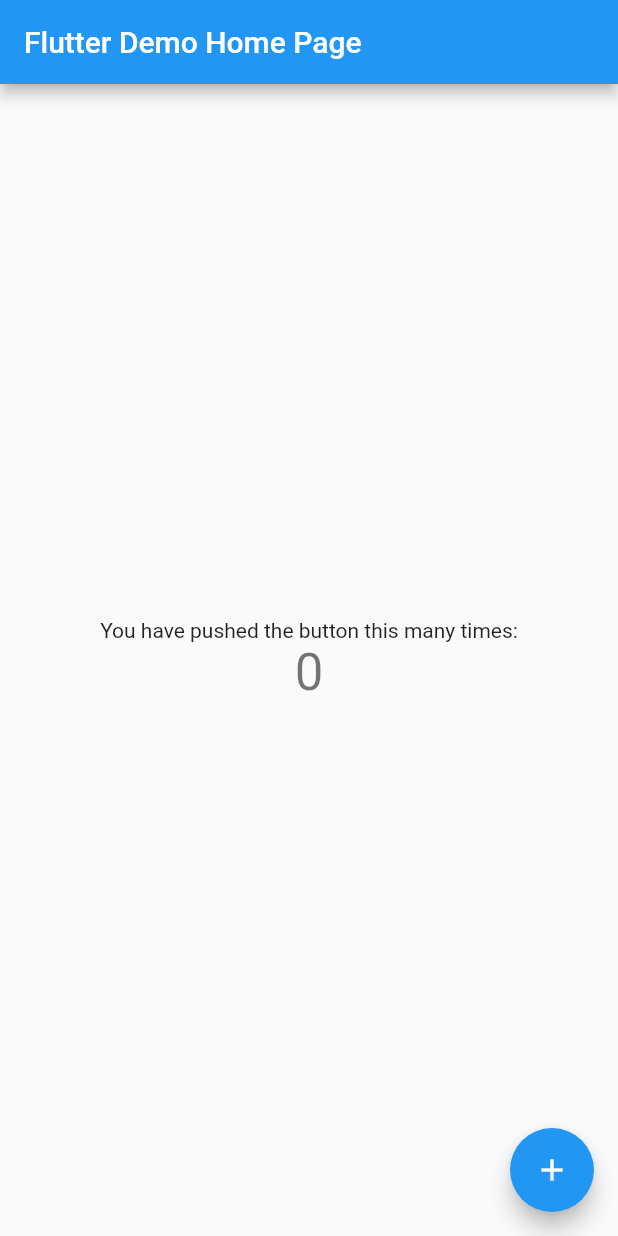
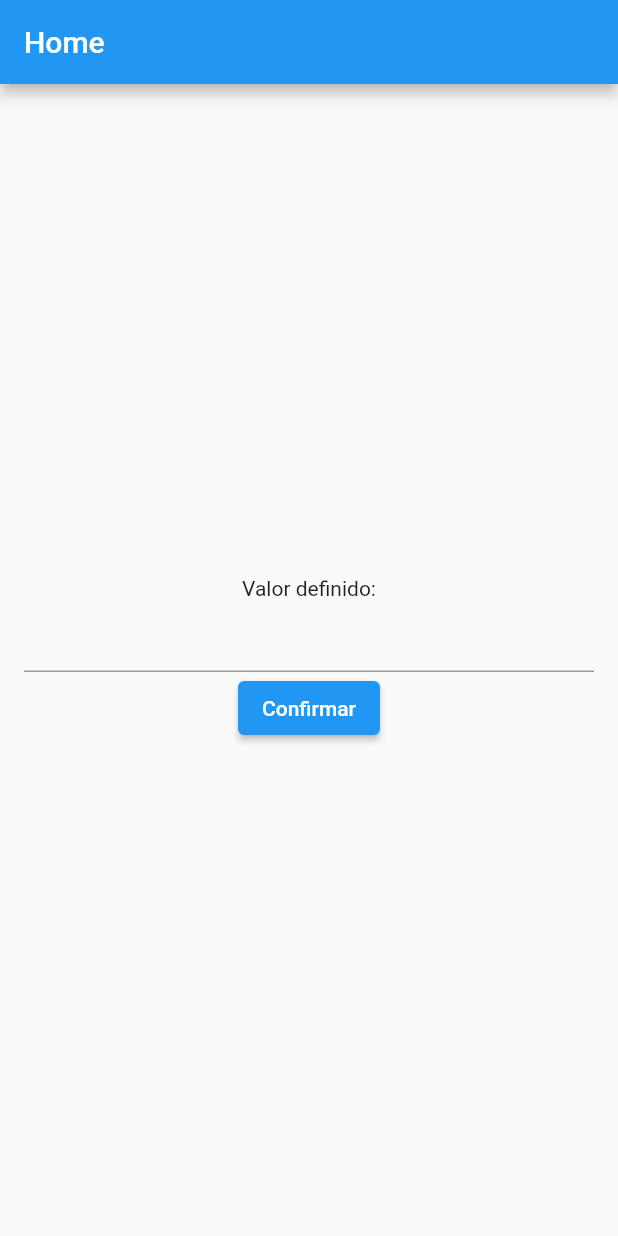
Before and after one commit to jsaintz/getx_example, a Flutter app: the screen it shows after launch, on a phone screen of 412 x 824 dp. Run offline on Flutter 3.47's test engine with Material 2 defaults, Android fonts, the phone set to English and light mode, and no system bars; our stand-ins replace get.

```diff
--- /dev/null
+++ b/lib/controller/value_controller.dart
@@ -0,0 +1,18 @@
+import 'package:get/state_manager.dart';
+
+class ValueController extends GetxController {
+  String defineValue = '';
+  bool isLoading = false;
+
+  Future<void> setValue(String value) async {
+    isLoading = true;
+    update();
+
+    await Future.delayed(const Duration(seconds: 2));
+
+    defineValue = value;
+
+    isLoading = false;
+    update();
+  }
+}
--- a/lib/main.dart
+++ b/lib/main.dart
@@ -1,4 +1,5 @@
 import 'package:flutter/material.dart';
+import 'package:getx_example/pages/home_page.dart';
 
 void main() {
   runApp(const MyApp());
@@ -14,54 +15,7 @@ class MyApp extends StatelessWidget {
       theme: ThemeData(
         primarySwatch: Colors.blue,
       ),
-      home: const MyHomePage(title: 'Flutter Demo Home Page'),
+      home: HomePage(),
     );
   }
 }
-
-class MyHomePage extends StatefulWidget {
-  const MyHomePage({super.key, required this.title});
-
-  final String title;
-
-  @override
-  State<MyHomePage> createState() => _MyHomePageState();
-}
-
-class _MyHomePageState extends State<MyHomePage> {
-  int _counter = 0;
-
-  void _incrementCounter() {
-    setState(() {
-      _counter++;
-    });
-  }
-
-  @override
-  Widget build(BuildContext context) {
-    return Scaffold(
-      appBar: AppBar(
-        title: Text(widget.title),
-      ),
-      body: Center(
-        child: Column(
-          mainAxisAlignment: MainAxisAlignment.center,
-          children: <Widget>[
-            const Text(
-              'You have pushed the button this many times:',
-            ),
-            Text(
-              '$_counter',
-              style: Theme.of(context).textTheme.headline4,
-            ),
-          ],
-        ),
-      ),
-      floatingActionButton: FloatingActionButton(
-        onPressed: _incrementCounter,
-        tooltip: 'Increment',
-        child: const Icon(Icons.add),
-      ),
-    );
-  }
-}
--- /dev/null
+++ b/lib/pages/home_page.dart
@@ -0,0 +1,56 @@
+import 'dart:developer';
+
+import 'package:flutter/material.dart';
+import 'package:get/get.dart';
+import 'package:getx_example/controller/value_controller.dart';
+
+class HomePage extends StatelessWidget {
+  HomePage({Key? key}) : super(key: key);
+
+  final textController = TextEditingController();
+
+  final valueController = ValueController();
+
+  @override
+  Widget build(BuildContext context) {
+    log('criou arvore');
+    return Scaffold(
+      appBar: AppBar(
+        title: const Text('Home'),
+      ),
+      body: Padding(
+        padding: const EdgeInsets.all(16),
+        child: Column(
+          mainAxisAlignment: MainAxisAlignment.center,
+          children: [
+            GetBuilder<ValueController>(
+              init: valueController,
+              builder: (controller) {
+                log('criou getx');
+                return Text('Valor definido:${controller.defineValue}');
+              },
+            ),
+            TextField(
+              controller: textController,
+            ),
+            GetBuilder<ValueController>(
+              init: valueController,
+              builder: (ctrl) {
+                return ctrl.isLoading
+                    ? const CircularProgressIndicator()
+                    : ElevatedButton(
+                        onPressed: () {
+                          String value = textController.text;
+
+                          valueController.setValue(value);
+                        },
+                        child: const Text('Confirmar'),
+                      );
+              },
+            ),
+          ],
+        ),
+      ),
+    );
+  }
+}
--- a/pubspec.yaml
+++ b/pubspec.yaml
@@ -36,6 +36,7 @@ dependencies:
   # The following adds the Cupertino Icons font to your application.
   # Use with the CupertinoIcons class for iOS style icons.
   cupertino_icons: ^1.0.2
+  get: ^4.6.1
 
 dev_dependencies:
   flutter_test:
```
Also changed, not shown: pubspec.lock.
